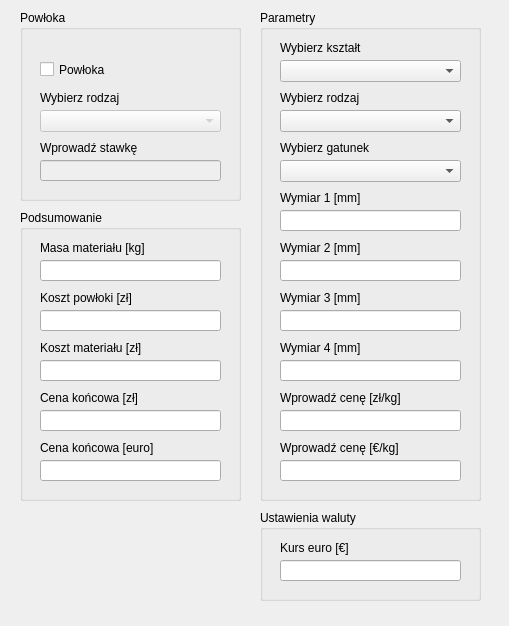
The window that mainwindow.ui (BushyAxis793/M-CALC) describes before a commit, drawn with Qt 5.
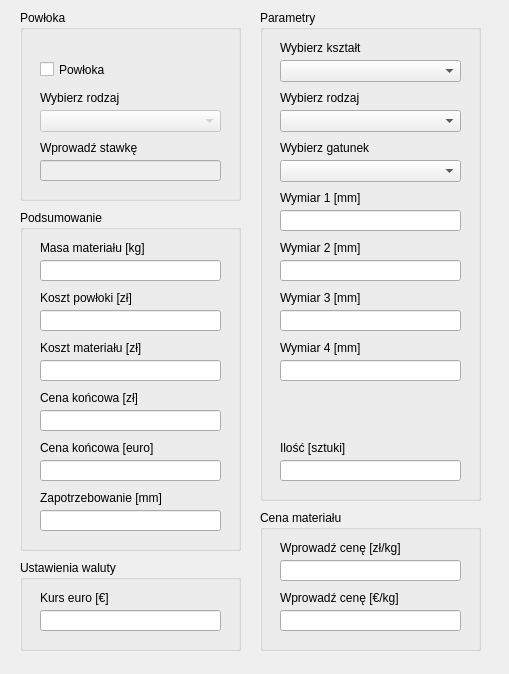
The same window after the commit.

```diff
--- a/mainwindow.ui
+++ b/mainwindow.ui
@@ -7,7 +7,7 @@
     <x>0</x>
     <y>0</y>
     <width>509</width>
-    <height>626</height>
+    <height>674</height>
    </rect>
   </property>
   <property name="windowTitle">
@@ -101,7 +101,7 @@
       <x>20</x>
       <y>210</y>
       <width>221</width>
-      <height>291</height>
+      <height>341</height>
      </rect>
     </property>
     <property name="title">
@@ -237,6 +237,32 @@
       <string>Cena końcowa [euro]</string>
      </property>
     </widget>
+    <widget class="QLineEdit" name="amountMaterialNeededTextBox">
+     <property name="geometry">
+      <rect>
+       <x>20</x>
+       <y>300</y>
+       <width>181</width>
+       <height>21</height>
+      </rect>
+     </property>
+     <property name="readOnly">
+      <bool>true</bool>
+     </property>
+    </widget>
+    <widget class="QLabel" name="amountMaterialNeededLabel">
+     <property name="geometry">
+      <rect>
+       <x>20</x>
+       <y>280</y>
+       <width>181</width>
+       <height>16</height>
+      </rect>
+     </property>
+     <property name="text">
+      <string>Zapotrzebowanie [mm]</string>
+     </property>
+    </widget>
    </widget>
    <widget class="QGroupBox" name="paramsGroupBox">
     <property name="geometry">
@@ -420,40 +446,7 @@
       </rect>
      </property>
     </widget>
-    <widget class="QLabel" name="materialPriceLabel">
-     <property name="geometry">
-      <rect>
-       <x>20</x>
-       <y>380</y>
-       <width>181</width>
-       <height>16</height>
-      </rect>
-     </property>
-     <property name="text">
-      <string>Wprowadź cenę [zł/kg]</string>
-     </property>
-    </widget>
-    <widget class="QLineEdit" name="materialPriceTextBox">
-     <property name="geometry">
-      <rect>
-       <x>20</x>
-       <y>400</y>
-       <width>181</width>
-       <height>21</height>
-      </rect>
-     </property>
-    </widget>
-    <widget class="QLineEdit" name="materialPriceEuroTextBox">
-     <property name="geometry">
-      <rect>
-       <x>20</x>
-       <y>450</y>
-       <width>181</width>
-       <height>21</height>
-      </rect>
-     </property>
-    </widget>
-    <widget class="QLabel" name="materialPriceEuroLabel">
+    <widget class="QLabel" name="quantityMaterialLabel">
      <property name="geometry">
       <rect>
        <x>20</x>
@@ -463,15 +456,25 @@
       </rect>
      </property>
      <property name="text">
-      <string>Wprowadź cenę [€/kg]</string>
+      <string>Ilość [sztuki]</string>
+     </property>
+    </widget>
+    <widget class="QLineEdit" name="quantityMaterialTextBox">
+     <property name="geometry">
+      <rect>
+       <x>20</x>
+       <y>450</y>
+       <width>181</width>
+       <height>21</height>
+      </rect>
      </property>
     </widget>
    </widget>
    <widget class="QGroupBox" name="euroRateGroupBox">
     <property name="geometry">
      <rect>
-      <x>260</x>
-      <y>510</y>
+      <x>20</x>
+      <y>560</y>
       <width>221</width>
       <height>91</height>
      </rect>
@@ -480,6 +483,9 @@
      <string>Ustawienia waluty</string>
     </property>
     <widget class="QLineEdit" name="euroRateTextBox">
+     <property name="enabled">
+      <bool>true</bool>
+     </property>
      <property name="geometry">
       <rect>
        <x>20</x>
@@ -488,6 +494,9 @@
        <height>21</height>
       </rect>
      </property>
+     <property name="readOnly">
+      <bool>true</bool>
+     </property>
     </widget>
     <widget class="QLabel" name="euroRateLabel">
      <property name="geometry">
@@ -503,6 +512,65 @@
      </property>
     </widget>
    </widget>
+   <widget class="QGroupBox" name="priceGroupBox">
+    <property name="geometry">
+     <rect>
+      <x>260</x>
+      <y>510</y>
+      <width>221</width>
+      <height>141</height>
+     </rect>
+    </property>
+    <property name="title">
+     <string>Cena materiału</string>
+    </property>
+    <widget class="QLineEdit" name="materialPriceEuroTextBox">
+     <property name="geometry">
+      <rect>
+       <x>20</x>
+       <y>100</y>
+       <width>181</width>
+       <height>21</height>
+      </rect>
+     </property>
+    </widget>
+    <widget class="QLabel" name="materialPriceLabel">
+     <property name="geometry">
+      <rect>
+       <x>20</x>
+       <y>30</y>
+       <width>181</width>
+       <height>16</height>
+      </rect>
+     </property>
+     <property name="text">
+      <string>Wprowadź cenę [zł/kg]</string>
+     </property>
+    </widget>
+    <widget class="QLabel" name="materialPriceEuroLabel">
+     <property name="geometry">
+      <rect>
+       <x>20</x>
+       <y>80</y>
+       <width>181</width>
+       <height>16</height>
+      </rect>
+     </property>
+     <property name="text">
+      <string>Wprowadź cenę [€/kg]</string>
+     </property>
+    </widget>
+    <widget class="QLineEdit" name="materialPriceTextBox">
+     <property name="geometry">
+      <rect>
+       <x>20</x>
+       <y>50</y>
+       <width>181</width>
+       <height>21</height>
+      </rect>
+     </property>
+    </widget>
+   </widget>
   </widget>
  </widget>
  <resources/>
```
